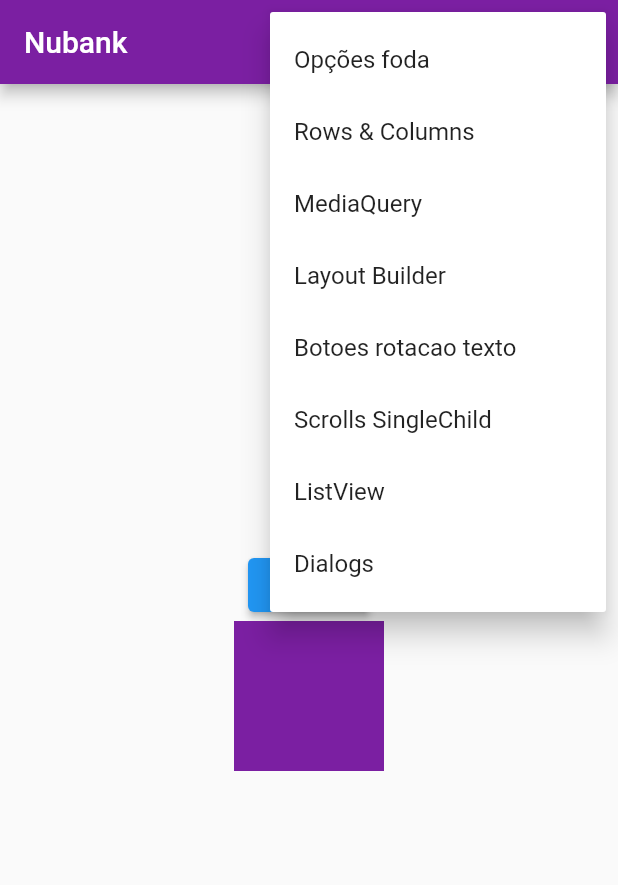
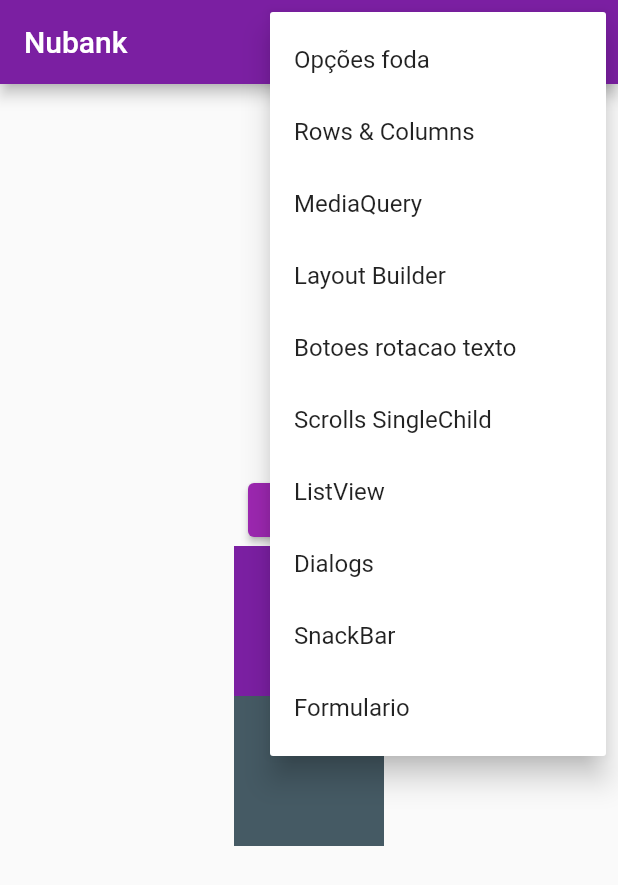
Before and after one commit to GabrielVasco13/flutter_primeiro_projeto, a Flutter app: the screen it shows after launch, after a tap on the "account circle" icon, on a phone screen of 412 x 824 dp. Shown: the top 885 px of the screen. Run offline on Flutter 3.47's test engine with Material 2 defaults, Android fonts, the phone set to English and light mode, and no system bars; our stand-ins replace device_preview.

Commit message:
form e snackbar

```diff
--- a/lib/main.dart
+++ b/lib/main.dart
@@ -4,6 +4,7 @@ import 'package:flutter/material.dart';
 import 'package:flutter_primeiro_projeto/pages/botoes_rota%C3%A7%C3%A3o_texto/botoes_rotacao_texto_page.dart';
 import 'package:flutter_primeiro_projeto/pages/container/container_page.dart';
 import 'package:flutter_primeiro_projeto/pages/dialogs/dialogs_page.dart';
+import 'package:flutter_primeiro_projeto/pages/form/form_page.dart';
 import 'package:flutter_primeiro_projeto/pages/home/home_page.dart';
 import 'package:flutter_primeiro_projeto/pages/layout_builder/layout_builder_page.dart';
 import 'package:flutter_primeiro_projeto/pages/media_query/media_query_pages.dart';
@@ -11,6 +12,7 @@ import 'package:flutter_primeiro_projeto/pages/rows_columns/rows_column_page.dar
 import 'package:device_preview/device_preview.dart';
 import 'package:flutter_primeiro_projeto/pages/scrolls/listview_page.dart';
 import 'package:flutter_primeiro_projeto/pages/scrolls/singlechildscrollview_pages.dart';
+import 'package:flutter_primeiro_projeto/pages/snackbar/snackbar_page.dart';
 
 void main() {
   runApp(
@@ -38,7 +40,7 @@ class MyApp extends StatelessWidget {
 
         elevatedButtonTheme: ElevatedButtonThemeData(
           style: ElevatedButton.styleFrom(
-            backgroundColor: Colors.yellowAccent,
+            backgroundColor: Colors.purple,
           )
         )
 
@@ -55,6 +57,8 @@ class MyApp extends StatelessWidget {
         '/scrolls/single_child': (_) => SinglechildscrollviewPages(),
         '/scrolls/listview_page': (_) => ListviewPage(),
         '/dialogs': (_) => DialogsPage(),
+        '/snackbar': (_) => SnackbarPage(),
+        '/form': (_) => FormPage(),
       },
     );
   }
--- a/lib/pages/home/home_page.dart
+++ b/lib/pages/home/home_page.dart
@@ -10,7 +10,9 @@ enum PopupMenuPages {
     botoes_rotacao_texto_page,
     scrolls_single_child,
     listview,
-  dialogs
+    dialogs,
+    snackbar,
+    form,
    }
 
 class HomePage extends StatelessWidget {
@@ -60,6 +62,12 @@ class HomePage extends StatelessWidget {
                 case PopupMenuPages.dialogs:
                   Navigator.of(context).pushNamed('/dialogs');
                 break;
+                case PopupMenuPages.snackbar:
+                  Navigator.of(context).pushNamed('/snackbar');
+                break;
+                case PopupMenuPages.form:
+                  Navigator.of(context).pushNamed('/form');
+                break;
               }
             },
             itemBuilder: (BuildContext context) {
@@ -96,16 +104,24 @@ class HomePage extends StatelessWidget {
                 value: PopupMenuPages.dialogs,
                 child: Text('Dialogs'),
                 ),
+                PopupMenuItem<PopupMenuPages>(
+                value: PopupMenuPages.snackbar,
+                child: Text('SnackBar'),
+                ),
+                PopupMenuItem<PopupMenuPages>(
+                value: PopupMenuPages.form,
+                child: Text('Formulario'),
+                ),
             ];
           })
         ],
       ),
       body:
       Theme(
-        data: ThemeData(primaryColor: Colors.blue),
-        // data: Theme.of(contex).copyEith(
-        // primaryColor: Colors.red
-        // ),
+        //data: ThemeData(primaryColor: Colors.blue),
+        data: Theme.of(context).copyWith(
+        primaryColor: Colors.red
+        ),
         // depois apaga o theme data de cima e faz o teste
 
         child: Center(
@@ -120,6 +136,11 @@ class HomePage extends StatelessWidget {
                 height: 100,
                 width: 100,
                 color: Theme.of(context).primaryColor,
+              ),
+              Container(
+                height: 100,
+                width: 100,
+                color: Theme.of(context).primaryColorDark,
               )
             ],
           ),
```
Also changed, not shown: lib/pages/form/form_page.dart (added, +188 -0 lines), lib/pages/snackbar/snackbar_page.dart (added, +44 -0 lines). Lines whose indentation alone changed are shown as unchanged.
